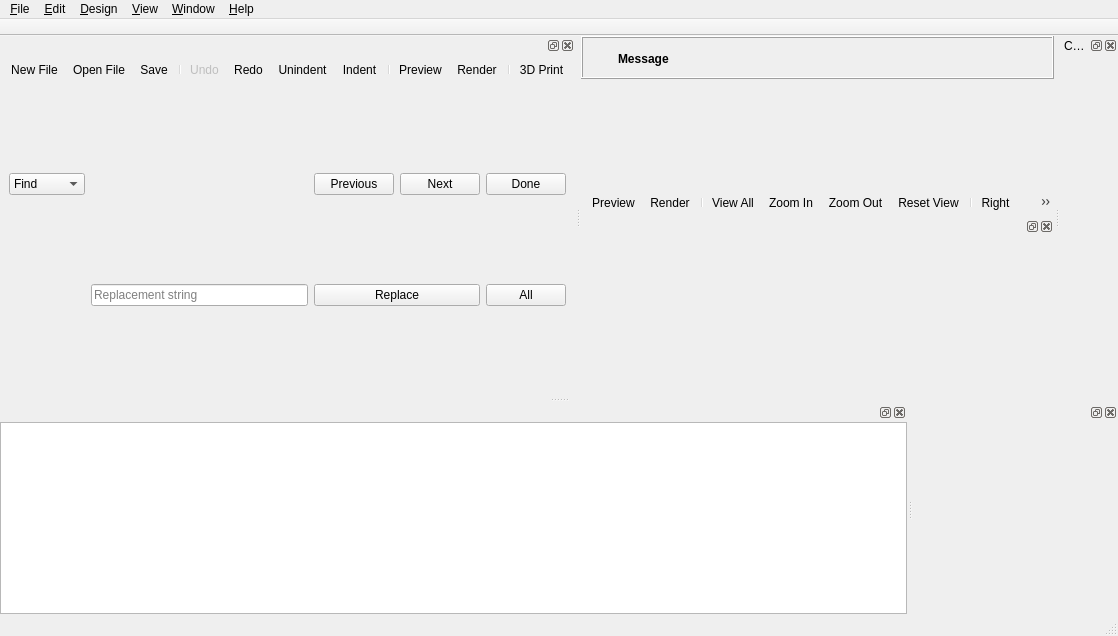
The window that src/gui/MainWindow.ui (openscad/openscad) describes before a commit, drawn with Qt 5.
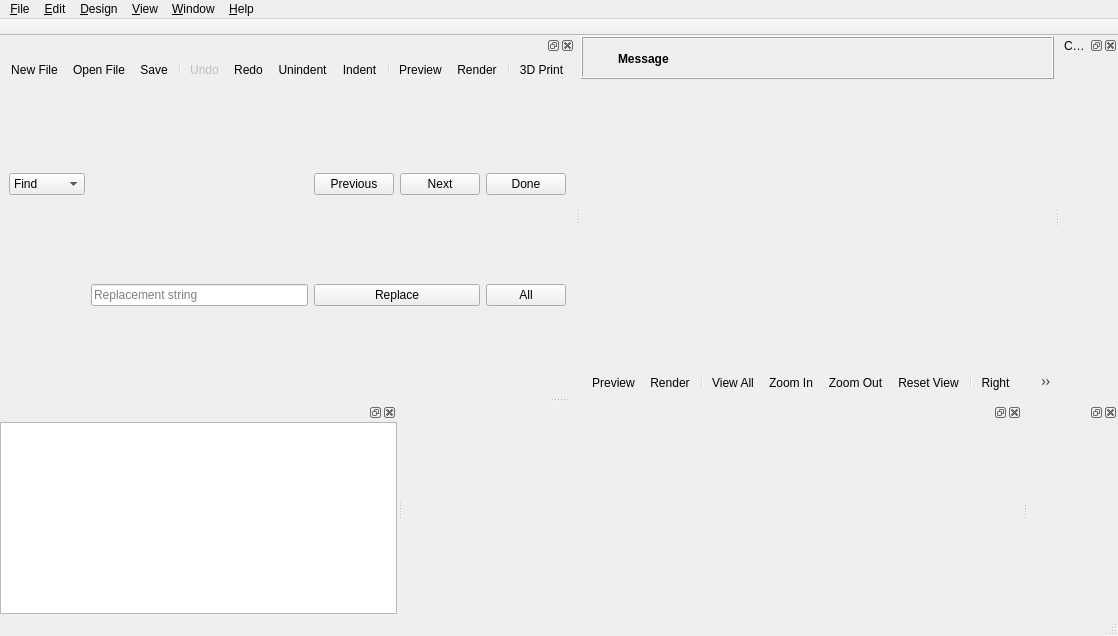
The same window after the commit. Icons and pictures are not drawn. Custom widgets are drawn as their Qt base class.

Commit message: dock works, but does not look good

Diff of the .ui file:
```diff
--- a/src/gui/MainWindow.ui
+++ b/src/gui/MainWindow.ui
@@ -197,42 +197,6 @@
       <zorder>frameCompileResult</zorder>
      </widget>
     </item>
-       <item>
-  <widget class="Dock" name="animateDock">
-   <attribute name="dockWidgetArea">
-    <number>9</number>
-   </attribute>
-   <widget class="QWidget" name="animateDockContents">
-    <property name="focusPolicy">
-     <enum>Qt::StrongFocus</enum>
-    </property>
-    <layout class="QVBoxLayout" name="verticalLayout_animate">
-     <property name="leftMargin">
-      <number>0</number>
-     </property>
-     <property name="topMargin">
-      <number>0</number>
-     </property>
-     <property name="rightMargin">
-      <number>0</number>
-     </property>
-     <property name="bottomMargin">
-      <number>0</number>
-     </property>
-     <item>
-      <widget class="Animate" name="animateWidget" native="true">
-       <property name="minimumSize">
-        <size>
-         <width>400</width>
-         <height>30</height>
-        </size>
-       </property>
-      </widget>
-     </item>
-    </layout>
-   </widget>
-  </widget>
-       </item>
    </layout>
   </widget>
   <widget class="QMenuBar" name="menubar">
@@ -663,6 +627,40 @@
     <number>2</number>
    </attribute>
   </widget>
+  <widget class="Dock" name="animateDock">
+   <attribute name="dockWidgetArea">
+    <number>8</number>
+   </attribute>
+   <widget class="QWidget" name="animateDockContents">
+    <property name="focusPolicy">
+     <enum>Qt::StrongFocus</enum>
+    </property>
+    <layout class="QVBoxLayout" name="verticalLayout_6">
+     <property name="leftMargin">
+      <number>0</number>
+     </property>
+     <property name="topMargin">
+      <number>0</number>
+     </property>
+     <property name="rightMargin">
+      <number>0</number>
+     </property>
+     <property name="bottomMargin">
+      <number>0</number>
+     </property>
+     <item>
+      <widget class="Animate" name="animateWidget" native="true">
+       <property name="minimumSize">
+        <size>
+         <width>400</width>
+         <height>30</height>
+        </size>
+       </property>
+      </widget>
+     </item>
+    </layout>
+   </widget>
+  </widget>
   <widget class="Dock" name="errorLogDock">
    <attribute name="dockWidgetArea">
     <number>8</number>
```
